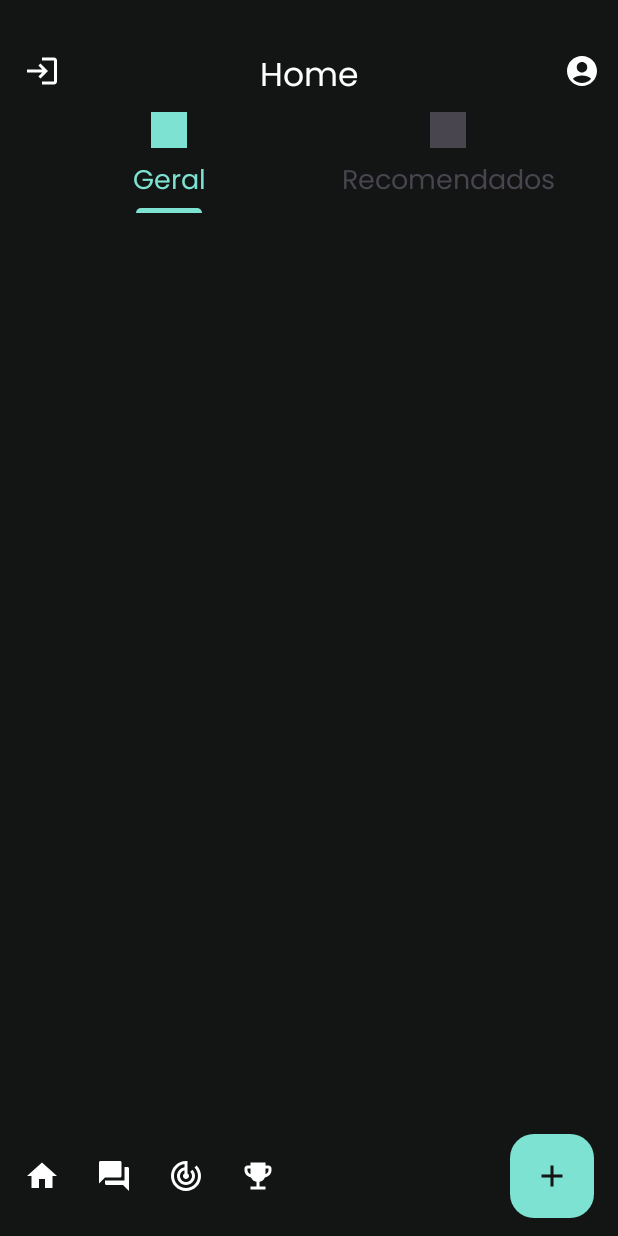
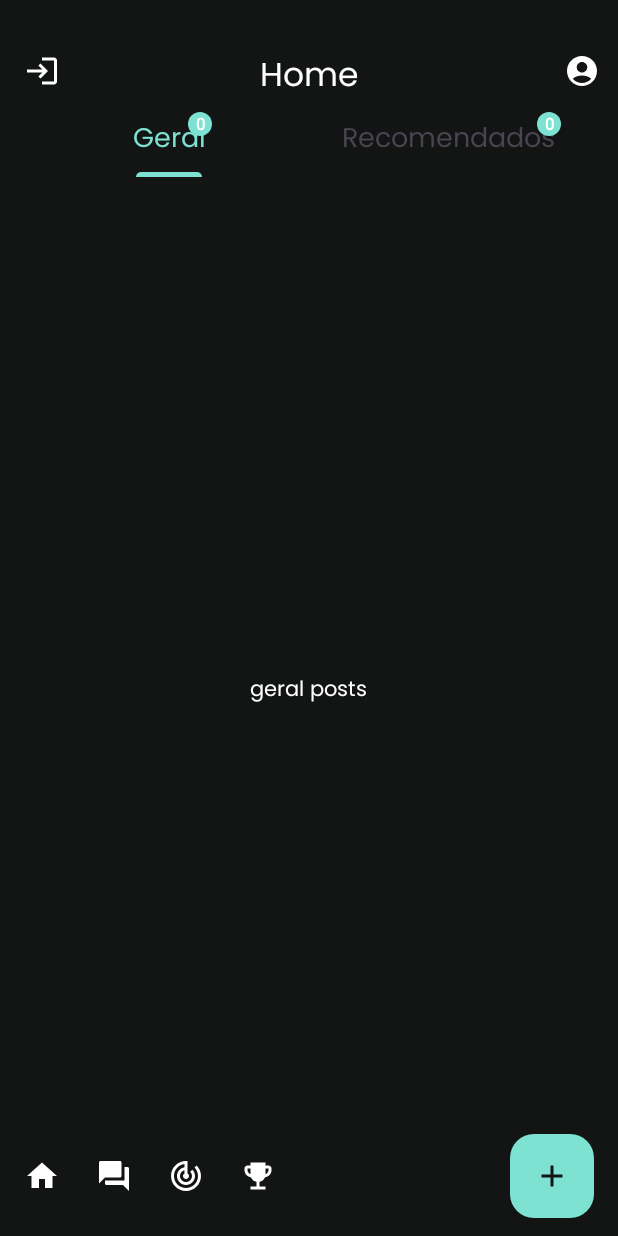
Before and after one commit to Balancefy/android-balancefy, an Android app: the fragment ForumFragment placed in its activity, on a phone screen of 412 x 824 dp. Run offline under Robolectric (Android 15) with nearby library versions, the phone set to English and light mode, and no system bars; 1 statement that could not run was skipped.

Commit message:
add view pager and forum adapter

```diff
--- a/app/src/main/java/com/balancefy/balancefyapp/activities/OnboardingActivity.kt
+++ b/app/src/main/java/com/balancefy/balancefyapp/activities/OnboardingActivity.kt
@@ -1,7 +1,6 @@
 package com.balancefy.balancefyapp.activities
 
-import android.content.Intent
-import android.content.SharedPreferences
+
 import android.os.Bundle
 import androidx.appcompat.app.AppCompatActivity
 import com.balancefy.balancefyapp.adapter.OnboardingAdapter
--- /dev/null
+++ b/app/src/main/java/com/balancefy/balancefyapp/adapter/pagers/ForumPagerAdapter.kt
@@ -0,0 +1,25 @@
+package com.balancefy.balancefyapp.adapter.pagers
+
+import androidx.fragment.app.Fragment
+import androidx.fragment.app.FragmentActivity
+import androidx.viewpager2.adapter.FragmentStateAdapter
+import com.balancefy.balancefyapp.frames.ForumFragment
+import com.balancefy.balancefyapp.frames.ForumGeralFragment
+import com.balancefy.balancefyapp.frames.ForumRecomendadosFragment
+
+class ForumPagerAdapter(
+    fragment: Fragment
+) : FragmentStateAdapter(fragment) {
+
+    override fun getItemCount(): Int {
+        return 2
+    }
+
+    override fun createFragment(position: Int): Fragment {
+        return when(position){
+            0 -> ForumGeralFragment()
+            1 -> ForumRecomendadosFragment()
+            else -> ForumFragment()
+        }
+    }
+}
--- a/app/src/main/java/com/balancefy/balancefyapp/frames/ForumFragment.kt
+++ b/app/src/main/java/com/balancefy/balancefyapp/frames/ForumFragment.kt
@@ -4,9 +4,17 @@ import android.os.Bundle
 import android.view.LayoutInflater
 import android.view.View
 import android.view.ViewGroup
+import androidx.core.content.ContextCompat
 import androidx.fragment.app.Fragment
+import androidx.viewpager2.widget.ViewPager2
+import com.balancefy.balancefyapp.R
+import com.balancefy.balancefyapp.adapter.pagers.ForumPagerAdapter
 import com.balancefy.balancefyapp.databinding.FragmentForumBinding
+import com.balancefy.balancefyapp.fragments.OnboardingFragment1
+import com.balancefy.balancefyapp.fragments.OnboardingFragment2
+import com.balancefy.balancefyapp.fragments.OnboardingFragment3
 import com.google.android.material.tabs.TabLayout
+import com.google.android.material.tabs.TabLayoutMediator
 
 class ForumFragment : Fragment() {
     private lateinit var binding: FragmentForumBinding
@@ -16,27 +24,39 @@ class ForumFragment : Fragment() {
         savedInstanceState: Bundle?
     ): View? {
         binding = FragmentForumBinding.inflate(layoutInflater)
+
         return binding.root
     }
 
     override fun onViewCreated(view: View, savedInstanceState: Bundle?) {
-        binding.tabLayout.addOnTabSelectedListener(object : TabLayout.OnTabSelectedListener {
-            override fun onTabSelected(tab: TabLayout.Tab?) {
-                TODO("Not yet implemented")
+        val viewPager2: ViewPager2 = binding.viewPagerForum
+        viewPager2.adapter = ForumPagerAdapter( this)
+        val tabLayout = binding.tabLayout
+
+        TabLayoutMediator(tabLayout, viewPager2
+        ) { tab, position -> run {
+            when(position) {
+                0 -> {
+                    tab.text = resources.getString(R.string.geral)
+                    val badge = tab.orCreateBadge
+                    badge.backgroundColor = ContextCompat.getColor(
+                        requireContext(),
+                        R.color.green_balancefy )
+                    badge.number = 0
+                    badge.isVisible = true
+                }
+                1 -> {
+                    tab.text = resources.getString(R.string.recomendados)
+                    val badge = tab.orCreateBadge
+                    badge.backgroundColor = ContextCompat.getColor(
+                        requireContext(),
+                        R.color.green_balancefy )
+                    badge.number = 0
+                    badge.isVisible = true
+                }
             }
+        }}.attach()
 
-            override fun onTabUnselected(tab: TabLayout.Tab?) {
-                TODO("Not yet implemented")
-            }
-
-            override fun onTabReselected(tab: TabLayout.Tab?) {
-                TODO("Not yet implemented")
-            }
-
-        })
-        //tu fez o adapter do comentario já né wes????
-        //responde no chat pq eu to mutado
-        //
 
         super.onViewCreated(view, savedInstanceState)
     }
--- /dev/null
+++ b/app/src/main/java/com/balancefy/balancefyapp/frames/ForumGeralFragment.kt
@@ -0,0 +1,24 @@
+package com.balancefy.balancefyapp.frames
+
+import android.os.Bundle
+import androidx.fragment.app.Fragment
+import android.view.LayoutInflater
+import android.view.View
+import android.view.ViewGroup
+import com.balancefy.balancefyapp.R
+import com.balancefy.balancefyapp.databinding.FragmentForumBinding
+import com.balancefy.balancefyapp.databinding.FragmentForumGeralBinding
+
+
+class ForumGeralFragment : Fragment() {
+    private lateinit var binding: FragmentForumGeralBinding
+
+    override fun onCreateView(
+        inflater: LayoutInflater, container: ViewGroup?,
+        savedInstanceState: Bundle?
+    ): View? {
+        binding = FragmentForumGeralBinding.inflate(layoutInflater)
+        return binding.root
+    }
+
+}
--- /dev/null
+++ b/app/src/main/java/com/balancefy/balancefyapp/frames/ForumRecomendadosFragment.kt
@@ -0,0 +1,22 @@
+package com.balancefy.balancefyapp.frames
+
+import android.os.Bundle
+import androidx.fragment.app.Fragment
+import android.view.LayoutInflater
+import android.view.View
+import android.view.ViewGroup
+import com.balancefy.balancefyapp.R
+import com.balancefy.balancefyapp.databinding.FragmentForumGeralBinding
+import com.balancefy.balancefyapp.databinding.FragmentForumRecomendadosBinding
+
+class ForumRecomendadosFragment : Fragment() {
+    private lateinit var binding: FragmentForumRecomendadosBinding
+
+    override fun onCreateView(
+        inflater: LayoutInflater, container: ViewGroup?,
+        savedInstanceState: Bundle?
+    ): View? {
+        binding = FragmentForumRecomendadosBinding.inflate(layoutInflater)
+        return binding.root
+    }
+}
--- a/app/src/main/res/layout/fragment_forum.xml
+++ b/app/src/main/res/layout/fragment_forum.xml
@@ -7,9 +7,10 @@
     android:background="@color/black_balancefy"
     android:paddingTop="50dp"
     tools:context=".frames.ForumFragment">
+
     <LinearLayout
         android:layout_width="match_parent"
-        android:layout_height="wrap_content"
+        android:layout_height="match_parent"
         android:orientation="vertical"
         android:padding="20dp">
 
@@ -17,36 +18,12 @@
             android:id="@+id/tab_layout"
             android:layout_width="match_parent"
             android:layout_height="wrap_content"
-            app:tabTextAppearance="@style/titleStyle"
             android:background="@color/black_balancefy"
-          >
+            app:tabTextAppearance="@style/titleStyle"/>
 
-            <com.google.android.material.tabs.TabItem
-                android:layout_width="wrap_content"
-                android:layout_height="wrap_content"
-                android:text="@string/geral"
-                />
-
-            <com.google.android.material.tabs.TabItem
-                android:layout_width="wrap_content"
-                android:layout_height="wrap_content"
-                android:text="@string/recomendados"
-                />
-
-        </com.google.android.material.tabs.TabLayout>
-
-        <androidx.recyclerview.widget.RecyclerView
-            android:id="@+id/recyclerContainer"
+        <androidx.viewpager2.widget.ViewPager2
+            android:id="@+id/viewPagerForum"
             android:layout_width="match_parent"
-            android:layout_height="wrap_content"/>
-
-        <TextView
-            android:id="@+id/tv_error"
-            android:layout_marginTop="50dp"
-            android:layout_width="match_parent"
-            android:layout_height="wrap_content"
-            android:textAlignment="center"
-            android:textColor="@color/grey"/>
-
+            android:layout_height="match_parent" />
     </LinearLayout>
 </FrameLayout>
--- /dev/null
+++ b/app/src/main/res/layout/fragment_forum_geral.xml
@@ -0,0 +1,16 @@
+<?xml version="1.0" encoding="utf-8"?>
+<FrameLayout xmlns:android="http://schemas.android.com/apk/res/android"
+    xmlns:tools="http://schemas.android.com/tools"
+    android:layout_width="match_parent"
+    android:layout_height="match_parent"
+    android:background="@color/black_balancefy"
+    tools:context=".frames.ForumGeralFragment">
+
+    <TextView
+        android:layout_width="wrap_content"
+        android:layout_height="wrap_content"
+        android:layout_gravity="center"
+        android:textColor="@color/white"
+        android:text="geral posts" />
+
+</FrameLayout>
```
Also changed, not shown: 2 other files.
